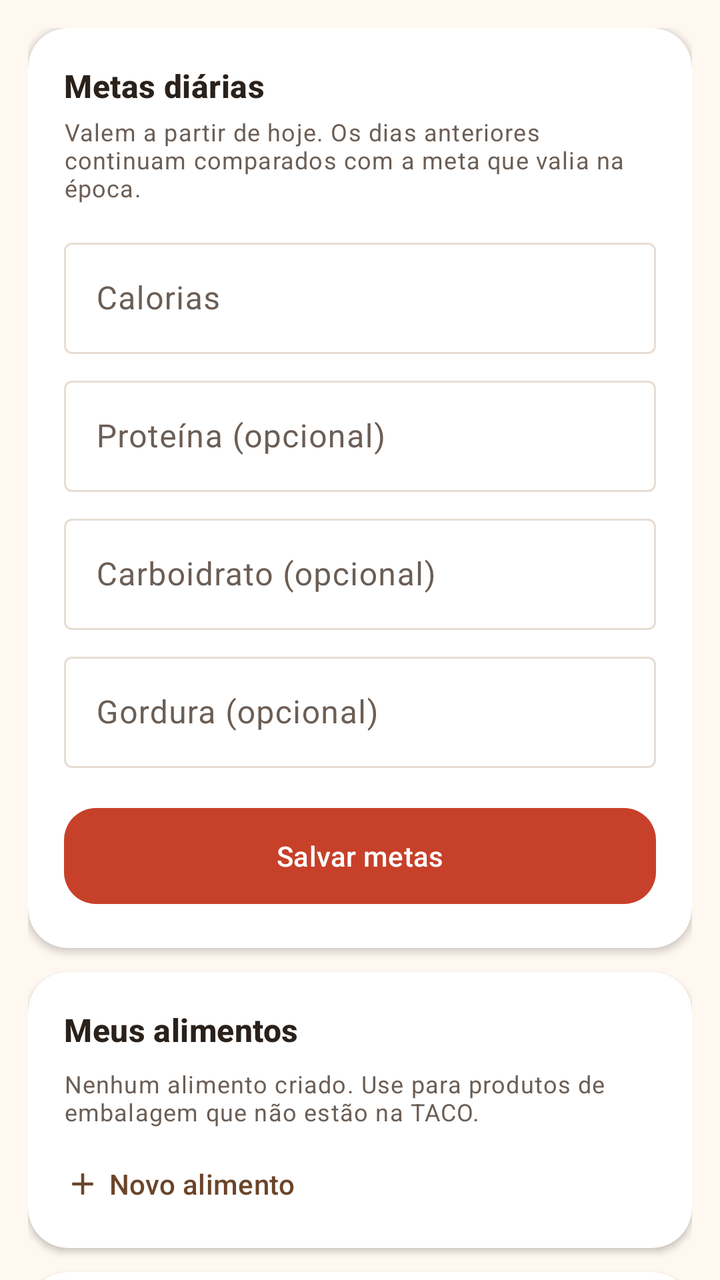
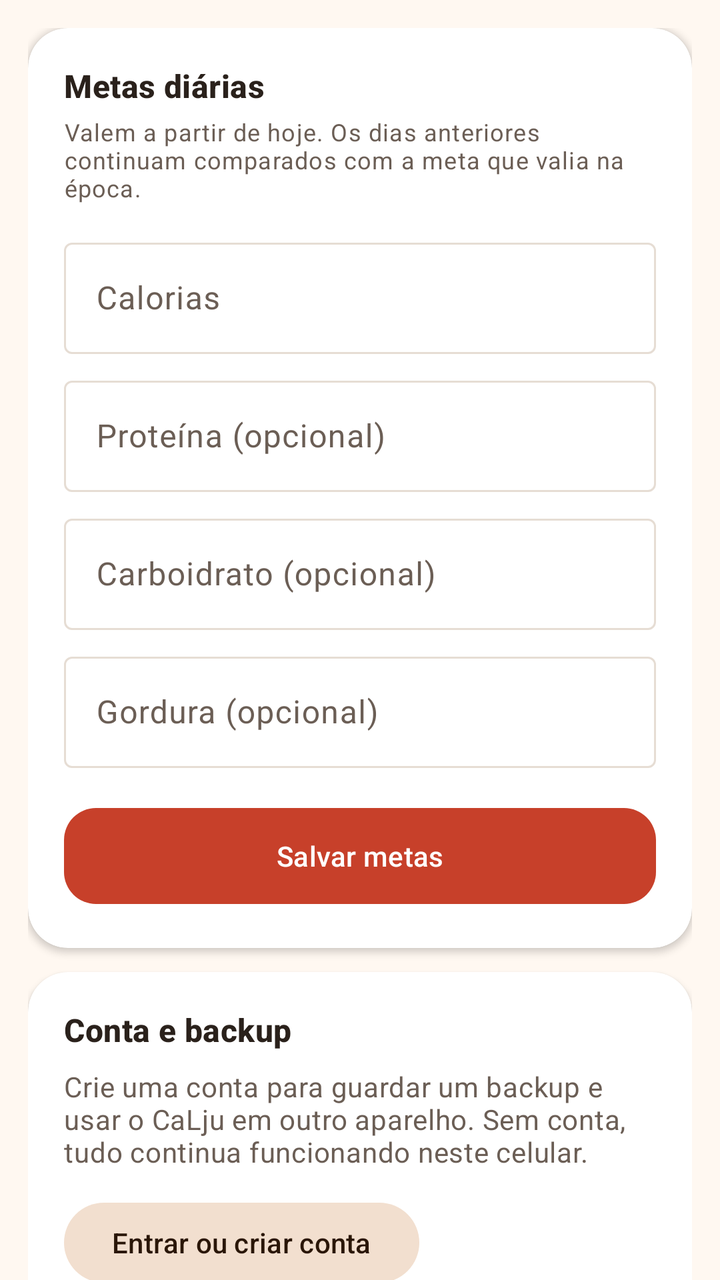

Screens rendered from an Android XML layout before and after an edit, with the pre-edit source and the edit as a unified diff.
<!-- AndroidManifest.xml: application theme Theme.CaLju -->
<!-- res/layout/fragment_profile.xml -->
<?xml version="1.0" encoding="utf-8"?>
<androidx.core.widget.NestedScrollView xmlns:android="http://schemas.android.com/apk/res/android"
    xmlns:app="http://schemas.android.com/apk/res-auto"
    android:id="@+id/profile_root"
    android:layout_width="match_parent"
    android:layout_height="match_parent">

    <LinearLayout
        android:layout_width="match_parent"
        android:layout_height="wrap_content"
        android:orientation="vertical"
        android:padding="14dp">

        <com.google.android.material.card.MaterialCardView
            style="@style/Widget.CaLju.Card"
            android:layout_width="match_parent"
            android:layout_height="wrap_content">

            <LinearLayout
                android:layout_width="match_parent"
                android:layout_height="wrap_content"
                android:orientation="vertical"
                android:padding="18dp">

                <TextView
                    android:layout_width="match_parent"
                    android:layout_height="wrap_content"
                    android:accessibilityHeading="true"
                    android:text="@string/goals_title"
                    android:textAppearance="?attr/textAppearanceTitleMedium"
                    android:textStyle="bold" />

                <TextView
                    android:layout_width="match_parent"
                    android:layout_height="wrap_content"
                    android:layout_marginTop="4dp"
                    android:text="@string/goals_help"
                    android:textAppearance="?attr/textAppearanceBodySmall"
                    android:textColor="?attr/colorOnSurfaceVariant" />

                <com.google.android.material.textfield.TextInputLayout
                    android:id="@+id/kcal_layout"
                    style="@style/Widget.Material3.TextInputLayout.OutlinedBox"
                    android:layout_width="match_parent"
                    android:layout_height="wrap_content"
                    android:layout_marginTop="14dp"
                    android:hint="@string/goals_kcal"
                    app:suffixText="kcal">

                    <com.google.android.material.textfield.TextInputEditText
                        android:id="@+id/kcal"
                        android:layout_width="match_parent"
                        android:layout_height="wrap_content"
                        android:digits="0123456789.,"
                        android:inputType="numberDecimal" />

                </com.google.android.material.textfield.TextInputLayout>

                <com.google.android.material.textfield.TextInputLayout
                    android:id="@+id/protein_layout"
                    style="@style/Widget.Material3.TextInputLayout.OutlinedBox"
                    android:layout_width="match_parent"
                    android:layout_height="wrap_content"
                    android:layout_marginTop="8dp"
                    android:hint="@string/goals_protein"
                    app:suffixText="g">

                    <com.google.android.material.textfield.TextInputEditText
                        android:id="@+id/protein"
                        android:layout_width="match_parent"
                        android:layout_height="wrap_content"
                        android:digits="0123456789.,"
                        android:inputType="numberDecimal" />

                </com.google.android.material.textfield.TextInputLayout>

                <com.google.android.material.textfield.TextInputLayout
                    android:id="@+id/carbohydrate_layout"
                    style="@style/Widget.Material3.TextInputLayout.OutlinedBox"
                    android:layout_width="match_parent"
                    android:layout_height="wrap_content"
                    android:layout_marginTop="8dp"
                    android:hint="@string/goals_carbohydrate"
                    app:suffixText="g">

                    <com.google.android.material.textfield.TextInputEditText
                        android:id="@+id/carbohydrate"
                        android:layout_width="match_parent"
                        android:layout_height="wrap_content"
                        android:digits="0123456789.,"
                        android:inputType="numberDecimal" />

                </com.google.android.material.textfield.TextInputLayout>

                <com.google.android.material.textfield.TextInputLayout
                    android:id="@+id/fat_layout"
                    style="@style/Widget.Material3.TextInputLayout.OutlinedBox"
                    android:layout_width="match_parent"
                    android:layout_height="wrap_content"
                    android:layout_marginTop="8dp"
                    android:hint="@string/goals_fat"
                    app:suffixText="g">

                    <com.google.android.material.textfield.TextInputEditText
                        android:id="@+id/fat"
                        android:layout_width="match_parent"
                        android:layout_height="wrap_content"
                        android:digits="0123456789.,"
                        android:imeOptions="actionDone"
                        android:inputType="numberDecimal" />

                </com.google.android.material.textfield.TextInputLayout>

                <com.google.android.material.button.MaterialButton
                    android:id="@+id/save_goals"
                    style="@style/Widget.CaLju.PrimaryAction"
                    android:layout_width="match_parent"
                    android:layout_height="wrap_content"
                    android:layout_marginTop="16dp"
                    android:text="@string/goals_save" />

            </LinearLayout>

        </com.google.android.material.card.MaterialCardView>

        <com.google.android.material.card.MaterialCardView
            style="@style/Widget.CaLju.Card"
            android:layout_width="match_parent"
            android:layout_height="wrap_content"
            android:layout_marginTop="12dp">

            <LinearLayout
                android:layout_width="match_parent"
                android:layout_height="wrap_content"
                android:orientation="vertical"
                android:paddingHorizontal="18dp"
                android:paddingTop="18dp"
                android:paddingBottom="8dp">

                <TextView
                    android:layout_width="match_parent"
                    android:layout_height="wrap_content"
                    android:accessibilityHeading="true"
                    android:text="@string/my_foods_title"
                    android:textAppearance="?attr/textAppearanceTitleMedium"
                    android:textStyle="bold" />

                <TextView
                    android:id="@+id/my_foods_empty"
                    android:layout_width="match_parent"
                    android:layout_height="wrap_content"
                    android:layout_marginTop="8dp"
                    android:text="@string/my_foods_empty"
                    android:textAppearance="?attr/textAppearanceBodySmall"
                    android:textColor="?attr/colorOnSurfaceVariant" />

                <LinearLayout
                    android:id="@+id/my_foods_list"
                    android:layout_width="match_parent"
                    android:layout_height="wrap_content"
                    android:layout_marginTop="4dp"
                    android:orientation="vertical" />

                <com.google.android.material.button.MaterialButton
                    android:id="@+id/new_food"
                    style="@style/Widget.Material3.Button.TextButton.Icon"
                    android:layout_width="wrap_content"
                    android:layout_height="wrap_content"
                    android:layout_marginStart="-12dp"
                    android:text="@string/my_foods_new"
                    app:icon="@drawable/ic_add" />

            </LinearLayout>

        </com.google.android.material.card.MaterialCardView>

        <com.google.android.material.card.MaterialCardView
            style="@style/Widget.CaLju.Card"
            android:layout_width="match_parent"
            android:layout_height="wrap_content"
            android:layout_marginTop="12dp">

            <LinearLayout
                android:layout_width="match_parent"
                android:layout_height="wrap_content"
                android:orientation="vertical"
                android:padding="18dp">

                <TextView
                    android:layout_width="match_parent"
                    android:layout_height="wrap_content"
                    android:accessibilityHeading="true"
                    android:text="@string/sources_title"
                    android:textAppearance="?attr/textAppearanceTitleMedium"
                    android:textStyle="bold" />

                <TextView
                    android:layout_width="match_parent"
                    android:layout_height="wrap_content"
                    android:layout_marginTop="8dp"
                    android:text="@string/sources_taco"
                    android:textAppearance="?attr/textAppearanceBodySmall" />

                <TextView
                    android:layout_width="match_parent"
                    android:layout_height="wrap_content"
                    android:layout_marginTop="8dp"
                    android:text="@string/sources_ibge"
                    android:textAppearance="?attr/textAppearanceBodySmall" />

                <TextView
                    android:layout_width="match_parent"
                    android:layout_height="wrap_content"
                    android:layout_marginTop="8dp"
                    android:text="@string/sources_icons"
                    android:textAppearance="?attr/textAppearanceBodySmall"
                    android:textColor="?attr/colorOnSurfaceVariant" />

            </LinearLayout>

        </com.google.android.material.card.MaterialCardView>

        <com.google.android.material.card.MaterialCardView
            style="@style/Widget.CaLju.Card"
            android:layout_width="match_parent"
            android:layout_height="wrap_content"
            android:layout_marginTop="12dp">

            <LinearLayout
                android:layout_width="match_parent"
                android:layout_height="wrap_content"
                android:orientation="vertical"
                android:padding="18dp">

                <TextView
                    android:layout_width="match_parent"
                    android:layout_height="wrap_content"
                    android:accessibilityHeading="true"
                    android:text="@string/about_title"
                    android:textAppearance="?attr/textAppearanceTitleMedium"
                    android:textStyle="bold" />

                <TextView
                    android:id="@+id/version"
                    android:layout_width="match_parent"
                    android:layout_height="wrap_content"
                    android:layout_marginTop="8dp"
                    android:textAppearance="?attr/textAppearanceBodySmall"
                    android:textColor="?attr/colorOnSurfaceVariant" />

            </LinearLayout>

        </com.google.android.material.card.MaterialCardView>

    </LinearLayout>

</androidx.core.widget.NestedScrollView>
<!-- resources referenced by this layout -->
<resources>
  <!-- drawable ic_add (drawable) -->
  <vector xmlns:android="http://schemas.android.com/apk/res/android"
      android:width="24dp"
      android:height="24dp"
      android:viewportWidth="24"
      android:viewportHeight="24">
      <path
          android:fillColor="@android:color/white"
          android:pathData="M19,13h-6v6h-2v-6H5v-2h6V5h2v6h6v2z" />
  </vector>
  <string name="about_title">Sobre</string>
  <string name="goals_carbohydrate">Carboidrato (opcional)</string>
  <string name="goals_fat">Gordura (opcional)</string>
  <string name="goals_help">Valem a partir de hoje. Os dias anteriores continuam comparados com a meta que valia na época.</string>
  <string name="goals_kcal">Calorias</string>
  <string name="goals_protein">Proteína (opcional)</string>
  <string name="goals_save">Salvar metas</string>
  <string name="goals_title">Metas diárias</string>
  <string name="my_foods_empty">Nenhum alimento criado. Use para produtos de embalagem que não estão na TACO.</string>
  <string name="my_foods_new">Novo alimento</string>
  <string name="my_foods_title">Meus alimentos</string>
  <string name="sources_ibge" tools:ignore="TypographyDashes">Peso das porções (ex.: 1 banana): IBGE. Pesquisa de orçamentos familiares 2008-2009: tabela de medidas referidas para os alimentos consumidos no Brasil. Rio de Janeiro: IBGE, 2011.</string>
  <string name="sources_icons">Ícones: Material Icons (Google), licença Apache 2.0.</string>
  <string name="sources_taco">Composição dos alimentos: NÚCLEO DE ESTUDOS E PESQUISAS EM ALIMENTAÇÃO — NEPA/UNICAMP. Tabela brasileira de composição de alimentos — TACO. 4. ed. rev. e ampl. Campinas: NEPA-UNICAMP, 2011.</string>
  <string name="sources_title">Fontes dos dados</string>
  <style name="Widget.CaLju.Card" parent="Widget.Material3.CardView.Elevated">
          <item name="cardBackgroundColor">?attr/colorSurface</item>
          <item name="cardCornerRadius">20dp</item>
          <item name="cardElevation">2dp</item>
      </style>
  <style name="Widget.CaLju.PrimaryAction" parent="Widget.Material3.Button">
          <item name="backgroundTint">?attr/colorSecondary</item>
          <item name="android:textColor">?attr/colorOnSecondary</item>
          <item name="android:minHeight">56dp</item>
          <item name="cornerRadius">16dp</item>
      </style>
  <color name="primary">#6B4429</color>
  <color name="on_primary">#FFFFFF</color>
  <color name="primary_container">#F2DFCF</color>
  <color name="on_primary_container">#2A1607</color>
  <color name="secondary">#C7402A</color>
  <color name="on_secondary">#FFFFFF</color>
  <color name="background">#FFF8F1</color>
  <color name="on_surface">#2A211B</color>
  <color name="surface">#FFFFFF</color>
  <color name="on_surface_variant">#6B5E55</color>
  <color name="surface_container">#F3EDE6</color>
  <color name="outline">#E6DDD4</color>
  <color name="error">#B3261E</color>
  <color name="on_error">#FFFFFF</color>
  <color name="inverse_surface">#3A2F28</color>
  <color name="inverse_on_surface">#F7EEE8</color>
  <color name="inverse_primary">#E8BE9C</color>
  <!-- unchanged entries left out for length: 1 -->
</resources>

<!-- the commit's change to res/layout/fragment_profile.xml (unified diff, before → after) -->
@@ -8,6 +8,8 @@
     <LinearLayout
         android:layout_width="match_parent"
         android:layout_height="wrap_content"
+        android:focusable="true"
+        android:focusableInTouchMode="true"
         android:orientation="vertical"
         android:padding="14dp">
 
@@ -133,6 +135,47 @@
                 android:layout_width="match_parent"
                 android:layout_height="wrap_content"
                 android:orientation="vertical"
+                android:padding="18dp">
+
+                <TextView
+                    android:layout_width="match_parent"
+                    android:layout_height="wrap_content"
+                    android:accessibilityHeading="true"
+                    android:text="@string/account_section_title"
+                    android:textAppearance="?attr/textAppearanceTitleMedium"
+                    android:textStyle="bold" />
+
+                <TextView
+                    android:id="@+id/account_status"
+                    android:layout_width="match_parent"
+                    android:layout_height="wrap_content"
+                    android:layout_marginTop="8dp"
+                    android:text="@string/account_section_signed_out"
+                    android:textAppearance="?attr/textAppearanceBodyMedium"
+                    android:textColor="?attr/colorOnSurfaceVariant" />
+
+                <com.google.android.material.button.MaterialButton
+                    android:id="@+id/account_button"
+                    style="@style/Widget.Material3.Button.TonalButton"
+                    android:layout_width="wrap_content"
+                    android:layout_height="wrap_content"
+                    android:layout_marginTop="12dp"
+                    android:text="@string/account_open" />
+
+            </LinearLayout>
+
+        </com.google.android.material.card.MaterialCardView>
+
+        <com.google.android.material.card.MaterialCardView
+            style="@style/Widget.CaLju.Card"
+            android:layout_width="match_parent"
+            android:layout_height="wrap_content"
+            android:layout_marginTop="12dp">
+
+            <LinearLayout
+                android:layout_width="match_parent"
+                android:layout_height="wrap_content"
+                android:orientation="vertical"
                 android:paddingHorizontal="18dp"
                 android:paddingTop="18dp"
                 android:paddingBottom="8dp">
<!-- resource entries referenced after the edit -->
@@ -11,6 +11,9 @@
           android:pathData="M19,13h-6v6h-2v-6H5v-2h6V5h2v6h6v2z" />
   </vector>
   <string name="about_title">Sobre</string>
+  <string name="account_open">Entrar ou criar conta</string>
+  <string name="account_section_signed_out">Crie uma conta para guardar um backup e usar o CaLju em outro aparelho. Sem conta, tudo continua funcionando neste celular.</string>
+  <string name="account_section_title">Conta e backup</string>
   <string name="goals_carbohydrate">Carboidrato (opcional)</string>
   <string name="goals_fat">Gordura (opcional)</string>
   <string name="goals_help">Valem a partir de hoje. Os dias anteriores continuam comparados com a meta que valia na época.</string>
